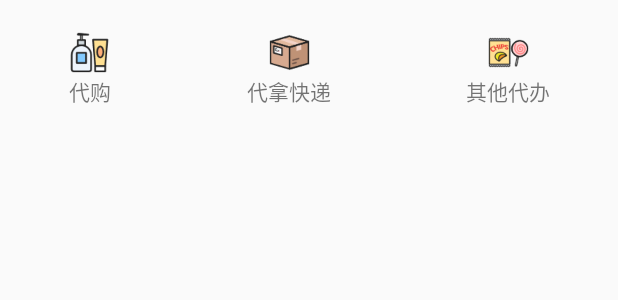
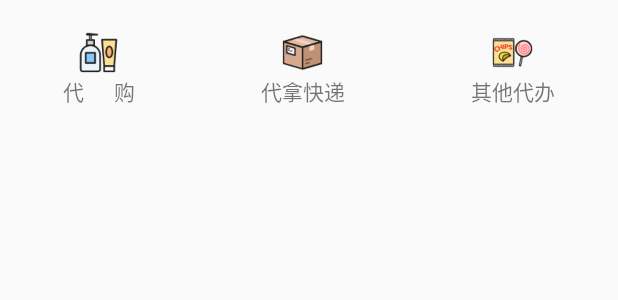
Before and after one commit to A-10ng/StudentAgency, an Android app: the layout layout_classify.xml on its own in the app's theme, with its tools: preview values and no code run, on a phone screen of 412 x 824 dp. Shown: the top 300 px of the screen. Run offline under Robolectric (Android 15) with nearby library versions, the phone set to English and light mode, and no system bars; network calls fail.

Commit message:
function---修改首页代购文字的样式

```diff
--- a/app/src/main/res/layout/layout_classify.xml
+++ b/app/src/main/res/layout/layout_classify.xml
@@ -24,7 +24,7 @@
             android:id="@+id/tv_shopping"
             android:layout_width="wrap_content"
             android:layout_height="wrap_content"
-            android:text="代购"/>
+            android:text="代      购"/>
 
     </LinearLayout>
 
```
